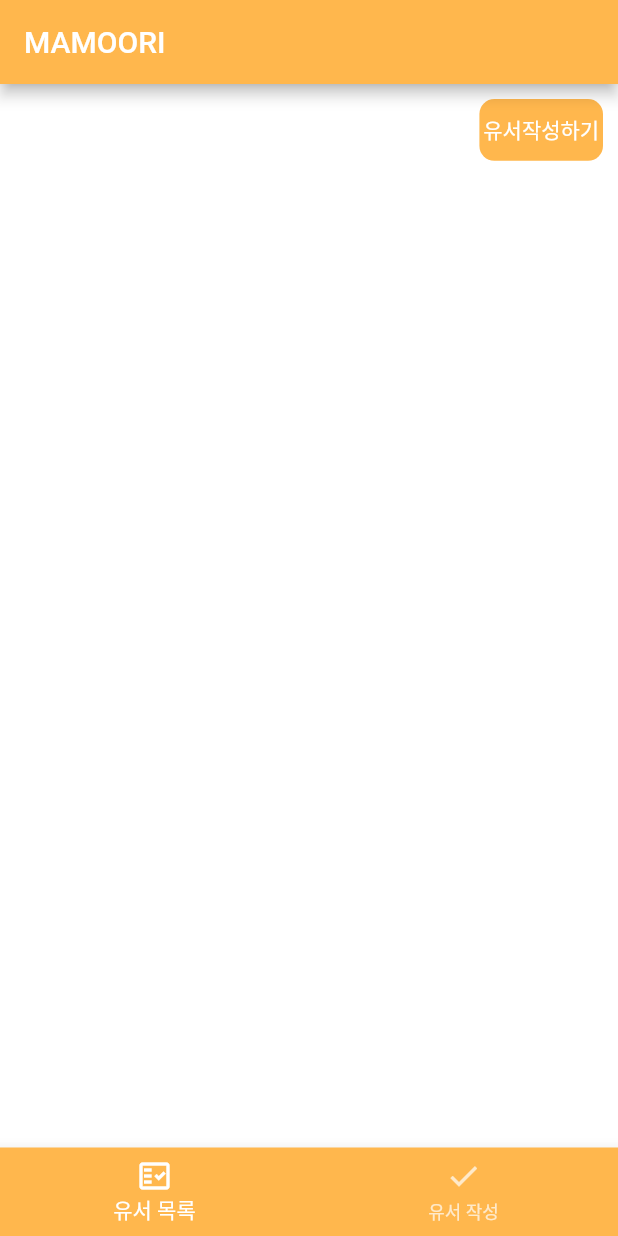
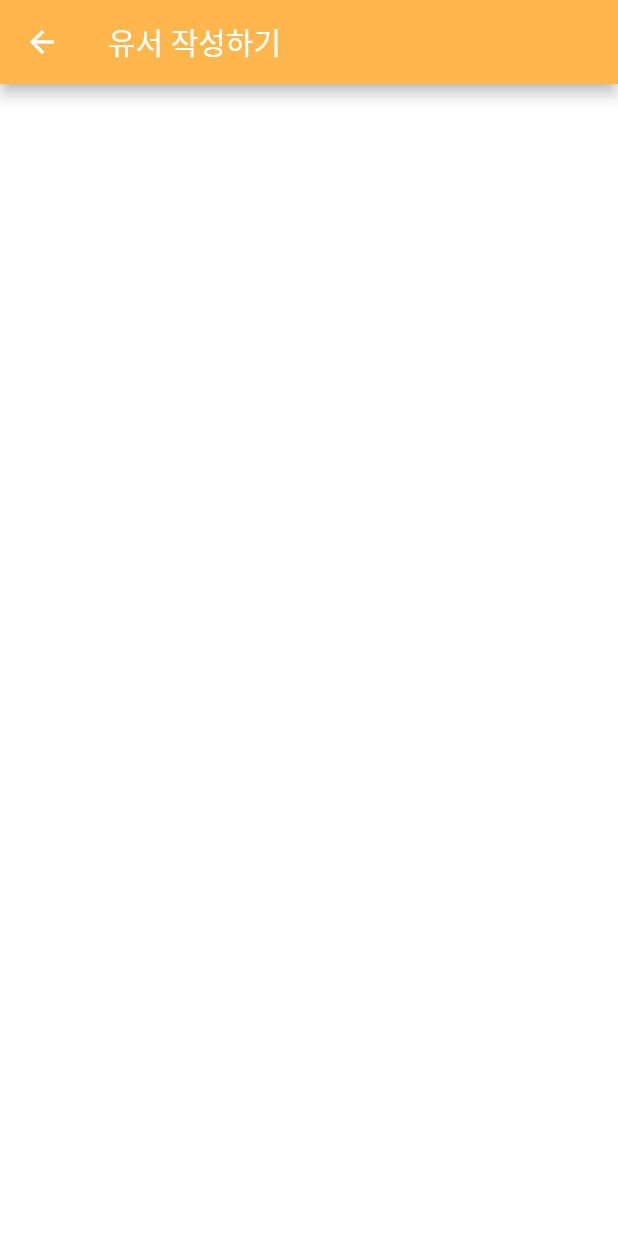
Before and after one commit to Mamoori-app/app, a Flutter app: the screen it shows after launch, after a tap on "유서작성하기", on a phone screen of 412 x 824 dp. Run offline on Flutter 3.47's test engine with Material 2 defaults, Android fonts, the phone set to English and light mode, and no system bars.

Commit message:
add(write): view추가&경로설정;

```diff
--- a/mamoori/lib/view/home_view.dart
+++ b/mamoori/lib/view/home_view.dart
@@ -1,5 +1,6 @@
 import 'package:flutter/material.dart';
 import 'package:mamoori/main.dart';
+import 'package:mamoori/view/write_view.dart';
 
 class HomeView extends StatefulWidget {
   final String title;
@@ -47,7 +48,13 @@ class _HomeViewState extends State<HomeView> {
             mainAxisAlignment: MainAxisAlignment.end,
             children: [
               InkWell(
-                onTap: () {},
+                onTap: () {
+                  Navigator.push(
+                      context,
+                      MaterialPageRoute(
+                        builder: (context) => WriteView(),
+                      ));
+                },
                 child: Container(
                   margin: EdgeInsets.all(10),
                   decoration: BoxDecoration(
--- /dev/null
+++ b/mamoori/lib/view/write_view.dart
@@ -0,0 +1,20 @@
+import 'package:flutter/material.dart';
+
+class WriteView extends StatefulWidget {
+  WriteView({Key? key}) : super(key: key);
+
+  @override
+  State<WriteView> createState() => _WriteViewState();
+}
+
+class _WriteViewState extends State<WriteView> {
+  @override
+  Widget build(BuildContext context) {
+    return Scaffold(
+      appBar: AppBar(
+        backgroundColor: Theme.of(context).primaryColor,
+        title: Text('유서 작성하기'),
+      ),
+    );
+  }
+}
```
